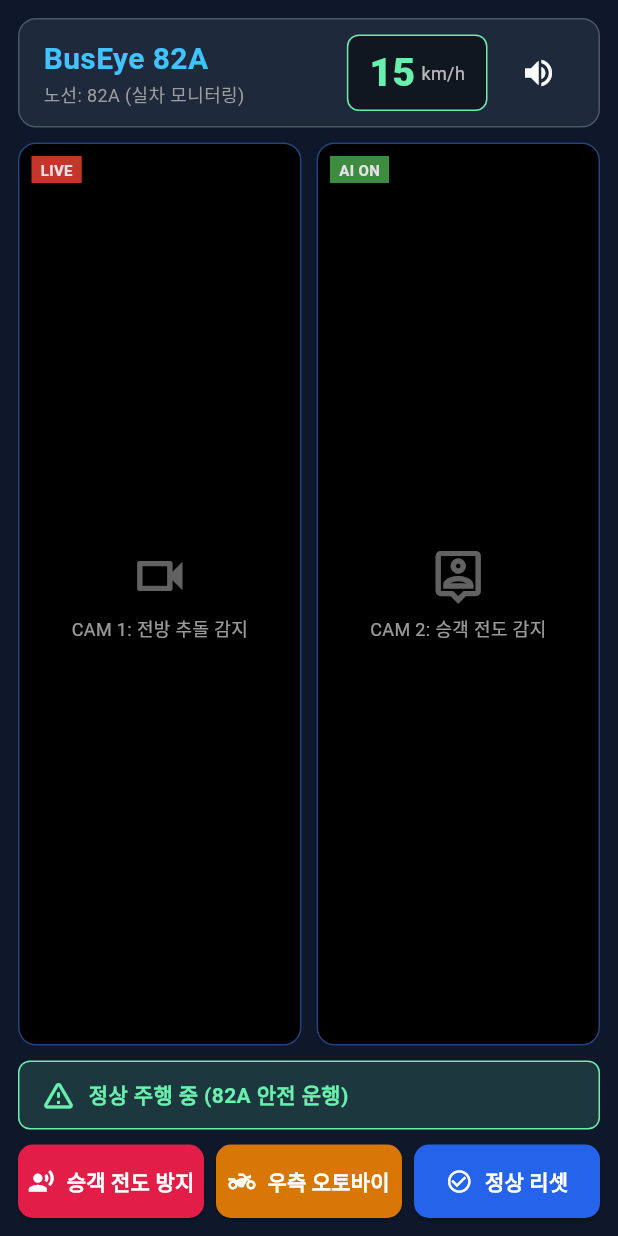
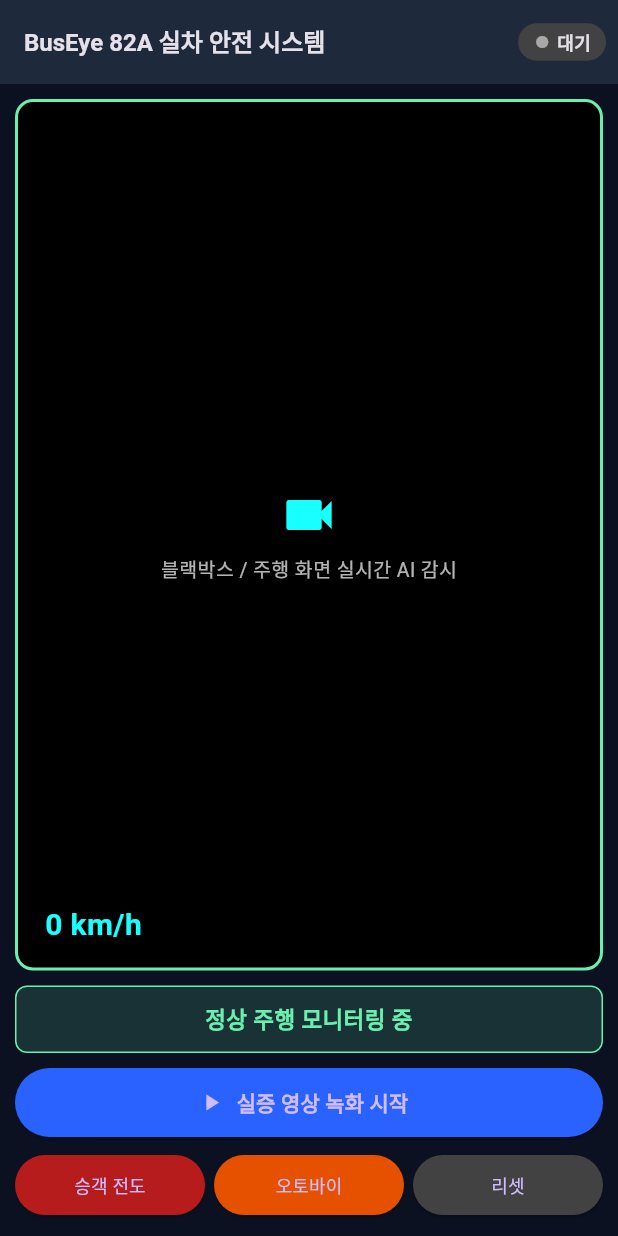
Before and after one commit to mson484-design/buseye_app, a Flutter app: the screen it shows after launch, on a phone screen of 412 x 824 dp. Run offline on Flutter 3.47's test engine with Material 3 defaults, Android fonts, the phone set to English and light mode, and no system bars; our stand-ins replace flutter_tts, geolocator.

Commit message:
Update main.dart

```diff
--- a/lib/main.dart
+++ b/lib/main.dart
@@ -1,12 +1,15 @@
 import 'dart:async';
 import 'package:flutter/material.dart';
+import 'package:geolocator/geolocator.dart';
+import 'package:flutter_tts/flutter_tts.dart';
 
 void main() {
-  runApp(const BusEye82AApp());
+  WidgetsFlutterBinding.ensureInitialized();
+  runApp(const BusEyeApp());
 }
 
-class BusEye82AApp extends StatelessWidget {
-  const BusEye82AApp({super.key});
+class BusEyeApp extends StatelessWidget {
+  const BusEyeApp({super.key});
 
   @override
   Widget build(BuildContext context) {
@@ -14,283 +17,209 @@ class BusEye82AApp extends StatelessWidget {
       title: 'BusEye 82A',
       debugShowCheckedModeBanner: false,
       theme: ThemeData.dark().copyWith(
-        scaffoldBackgroundColor: const Color(0xFF0F172A),
-        primaryColor: const Color(0xFF0284C7),
+        scaffoldBackgroundColor: const Color(0xFF0B1120),
       ),
-      home: const BusEyeMainScreen(),
+      home: const BusEyeScreen(),
     );
   }
 }
 
-class BusEyeMainScreen extends StatefulWidget {
-  const BusEyeMainScreen({super.key});
+class BusEyeScreen extends StatefulWidget {
+  const BusEyeScreen({super.key});
 
   @override
-  State<BusEyeMainScreen> createState() => _BusEyeMainScreenState();
+  State<BusEyeScreen> createState() => _BusEyeScreenState();
 }
 
-class _BusEyeMainScreenState extends State<BusEyeMainScreen> {
-  int _speed = 0;
-  bool _isMuted = false;
-  String _alertMessage = "정상 주행 중 (안전거리 확보)";
-  Color _alertColor = Colors.greenAccent;
-  Timer? _simTimer;
+class _BusEyeScreenState extends State<BusEyeScreen> {
+  final FlutterTts flutterTts = FlutterTts();
+  double _speed = 0.0;
+  bool _isRec = false;
+  String _status = "정상 주행 모니터링 중";
+  Color _statusColor = Colors.greenAccent;
+  int _recTime = 0;
+  Timer? _timer;
 
   @override
   void initState() {
     super.initState();
-    _startSpeedSimulation();
+    _initTts();
+    _initGps();
   }
 
-  void _startSpeedSimulation() {
-    _simTimer = Timer.periodic(const Duration(seconds: 2), (timer) {
-      if (!mounted) return;
+  void _initTts() async {
+    await flutterTts.setLanguage("ko-KR");
+    await flutterTts.setSpeechRate(0.5);
+  }
+
+  Future<void> _initGps() async {
+    LocationPermission permission = await Geolocator.checkPermission();
+    if (permission == LocationPermission.denied) {
+      await Geolocator.requestPermission();
+    }
+    Geolocator.getPositionStream(
+      locationSettings: const LocationSettings(accuracy: LocationAccuracy.high, distanceFilter: 1),
+    ).listen((pos) {
       setState(() {
-        _speed = (_speed + 5) % 50;
-        if (_speed >= 40) {
-          _alertMessage = "과속 경고: 구간 제한속도 준수 요망";
-          _alertColor = Colors.redAccent;
-        } else if (_speed >= 25) {
-          _alertMessage = "우측 사각지대 이륜차 주의";
-          _alertColor = Colors.amberAccent;
-        } else {
-          _alertMessage = "정상 주행 중 (82A 안전 운행)";
-          _alertColor = Colors.greenAccent;
-        }
+        _speed = (pos.speed >= 0) ? (pos.speed * 3.6) : 0.0;
       });
     });
   }
 
+  void _toggleRec() {
+    setState(() {
+      _isRec = !_isRec;
+      if (_isRec) {
+        _recTime = 0;
+        _timer = Timer.periodic(const Duration(seconds: 1), (t) {
+          setState(() => _recTime++);
+        });
+        flutterTts.speak("실차 주행 실증 녹화를 시작합니다.");
+      } else {
+        _timer?.cancel();
+        flutterTts.speak("주행 영상이 저장되었습니다.");
+      }
+    });
+  }
+
+  void _alert(String msg, Color color, String voice) {
+    setState(() {
+      _status = msg;
+      _statusColor = color;
+    });
+    if (voice.isNotEmpty) {
+      flutterTts.speak(voice);
+    }
+  }
+
   @override
   void dispose() {
-    _simTimer?.cancel();
+    _timer?.cancel();
+    flutterTts.stop();
     super.dispose();
-  }
-
-  void _triggerAnnouncement(String title, String message, Color color) {
-    setState(() {
-      _alertMessage = "[$title] $message";
-      _alertColor = color;
-    });
   }
 
   @override
   Widget build(BuildContext context) {
+    int m = _recTime ~/ 60;
+    int s = _recTime % 60;
+    String timerStr = '${m.toString().padLeft(2, '0')}:${s.toString().padLeft(2, '0')}';
+
     return Scaffold(
-      body: SafeArea(
-        child: Padding(
-          padding: const EdgeInsets.all(12.0),
-          child: Column(
-            children: [
+      appBar: AppBar(
+        backgroundColor: const Color(0xFF1E293B),
+        title: const Text("BusEye 82A 실차 안전 시스템", style: TextStyle(fontSize: 16, fontWeight: FontWeight.bold)),
+        actions: [
           Container(
-                padding: const EdgeInsets.symmetric(horizontal: 16, vertical: 10),
+            padding: const EdgeInsets.symmetric(horizontal: 10, vertical: 4),
+            margin: const EdgeInsets.symmetric(vertical: 10, horizontal: 8),
             decoration: BoxDecoration(
-                  color: const Color(0xFF1E293B),
-                  borderRadius: BorderRadius.circular(12),
-                  border: Border.all(color: Colors.blueGrey.shade700),
-                ),
-                child: Row(
-                  mainAxisAlignment: MainAxisAlignment.spaceBetween,
-                  children: [
-                    Column(
-                      crossAxisAlignment: CrossAxisAlignment.start,
-                      children: const [
-                        Text(
-                          "BusEye 82A",
-                          style: TextStyle(fontSize: 20, fontWeight: FontWeight.bold, color: Colors.lightBlueAccent),
-                        ),
-                        Text(
-                          "노선: 82A (실차 모니터링)",
-                          style: TextStyle(fontSize: 12, color: Colors.grey),
-                        ),
-                      ],
-                    ),
-                    Row(
-                      children: [
-                        Container(
-                          padding: const EdgeInsets.symmetric(horizontal: 14, vertical: 6),
-                          decoration: BoxDecoration(
-                            color: Colors.black45,
-                            borderRadius: BorderRadius.circular(8),
-                            border: Border.all(color: _alertColor),
+              color: _isRec ? Colors.red : Colors.grey[800],
+              borderRadius: BorderRadius.circular(20),
             ),
             child: Row(
               children: [
-                              Text(
-                                "$_speed",
-                                style: TextStyle(
-                                  fontSize: 26,
-                                  fontWeight: FontWeight.w900,
-                                  color: _alertColor,
-                                ),
-                              ),
+                Icon(Icons.fiber_manual_record, color: _isRec ? Colors.white : Colors.white54, size: 12),
                 const SizedBox(width: 4),
-                              const Text("km/h", style: TextStyle(fontSize: 12, color: Colors.white70)),
+                Text(_isRec ? "REC $timerStr" : "대기", style: const TextStyle(fontSize: 12, fontWeight: FontWeight.bold)),
               ],
             ),
-                        ),
-                        const SizedBox(width: 10),
-                        IconButton(
-                          icon: Icon(_isMuted ? Icons.volume_off : Icons.volume_up),
-                          color: _isMuted ? Colors.red : Colors.white,
-                          onPressed: () {
-                            setState(() {
-                              _isMuted = !_isMuted;
-                            });
-                          },
-                        ),
+          )
         ],
       ),
-                  ],
-                ),
-              ),
-              const SizedBox(height: 10),
-              Expanded(
-                child: Row(
+      body: Column(
         children: [
           Expanded(
+            flex: 5,
             child: Container(
+              margin: const EdgeInsets.all(10),
               decoration: BoxDecoration(
                 color: Colors.black,
                 borderRadius: BorderRadius.circular(12),
-                          border: Border.all(color: Colors.blueAccent.withOpacity(0.5)),
+                border: Border.all(color: _statusColor, width: 2),
               ),
               child: Stack(
                 children: [
-                            const Center(
+                  Center(
                     child: Column(
-                                mainAxisSize: MainAxisSize.min,
-                                children: [
-                                  Icon(Icons.videocam_outlined, size: 40, color: Colors.white38),
+                      mainAxisAlignment: MainAxisAlignment.center,
+                      children: const [
+                        Icon(Icons.videocam, color: Colors.cyanAccent, size: 40),
                         SizedBox(height: 6),
-                                  Text("CAM 1: 전방 추돌 감지", style: TextStyle(color: Colors.white60, fontSize: 12)),
+                        Text("블랙박스 / 주행 화면 실시간 AI 감시", style: TextStyle(color: Colors.white70, fontSize: 13)),
                       ],
                     ),
                   ),
                   Positioned(
-                              top: 8,
-                              left: 8,
+                    bottom: 10,
+                    left: 10,
                     child: Container(
-                                padding: const EdgeInsets.symmetric(horizontal: 6, vertical: 2),
-                                color: Colors.red.withOpacity(0.8),
-                                child: const Text("LIVE", style: TextStyle(fontSize: 10, fontWeight: FontWeight.bold)),
+                      padding: const EdgeInsets.symmetric(horizontal: 8, vertical: 4),
+                      color: Colors.black54,
+                      child: Text("${_speed.toStringAsFixed(0)} km/h", style: const TextStyle(color: Colors.cyanAccent, fontSize: 20, fontWeight: FontWeight.bold)),
                     ),
-                            ),
+                  )
                 ],
               ),
             ),
           ),
-                    const SizedBox(width: 10),
-                    Expanded(
-                      child: Container(
+          Container(
+            width: double.infinity,
+            margin: const EdgeInsets.symmetric(horizontal: 10),
+            padding: const EdgeInsets.all(10),
             decoration: BoxDecoration(
-                          color: Colors.black,
-                          borderRadius: BorderRadius.circular(12),
-                          border: Border.all(color: Colors.blueAccent.withOpacity(0.5)),
+              color: _statusColor.withOpacity(0.15),
+              borderRadius: BorderRadius.circular(8),
+              border: Border.all(color: _statusColor),
             ),
-                        child: Stack(
+            child: Text(_status, textAlign: TextAlign.center, style: TextStyle(color: _statusColor, fontSize: 15, fontWeight: FontWeight.bold)),
+          ),
+          Padding(
+            padding: const EdgeInsets.all(10),
+            child: Column(
               children: [
-                            const Center(
-                              child: Column(
-                                mainAxisSize: MainAxisSize.min,
-                                children: [
-                                  Icon(Icons.person_pin_outlined, size: 40, color: Colors.white38),
-                                  SizedBox(height: 6),
-                                  Text("CAM 2: 승객 전도 감지", style: TextStyle(color: Colors.white60, fontSize: 12)),
-                                ],
+                SizedBox(
+                  width: double.infinity,
+                  height: 46,
+                  child: ElevatedButton.icon(
+                    icon: Icon(_isRec ? Icons.stop : Icons.play_arrow),
+                    label: Text(_isRec ? "실증 영상 녹화 종료 (저장)" : "실증 영상 녹화 시작", style: const TextStyle(fontWeight: FontWeight.bold)),
+                    style: ElevatedButton.styleFrom(backgroundColor: _isRec ? Colors.red[800] : Colors.blueAccent[700]),
+                    onPressed: _toggleRec,
                   ),
                 ),
-                            Positioned(
-                              top: 8,
-                              left: 8,
-                              child: Container(
-                                padding: const EdgeInsets.symmetric(horizontal: 6, vertical: 2),
-                                color: Colors.green.withOpacity(0.8),
-                                child: const Text("AI ON", style: TextStyle(fontSize: 10, fontWeight: FontWeight.bold)),
+                const SizedBox(height: 8),
+                Row(
+                  children: [
+                    Expanded(
+                      child: ElevatedButton(
+                        style: ElevatedButton.styleFrom(backgroundColor: Colors.red[900]),
+                        onPressed: () => _alert("승객 미착석 출발 주의", Colors.redAccent, "승객이 아직 착석하지 않았습니다. 천천히 출발하세요."),
+                        child: const Text("승객 전도", style: TextStyle(fontSize: 12)),
+                      ),
+                    ),
+                    const SizedBox(width: 6),
+                    Expanded(
+                      child: ElevatedButton(
+                        style: ElevatedButton.styleFrom(backgroundColor: Colors.orange[900]),
+                        onPressed: () => _alert("우측 사각지대 오토바이 감지", Colors.orangeAccent, "우측 사각지대에 오토바이가 접근 중입니다."),
+                        child: const Text("오토바이", style: TextStyle(fontSize: 12)),
+                      ),
+                    ),
+                    const SizedBox(width: 6),
+                    Expanded(
+                      child: ElevatedButton(
+                        style: ElevatedButton.styleFrom(backgroundColor: Colors.grey[800]),
+                        onPressed: () => _alert("정상 주행 모니터링 중", Colors.greenAccent, ""),
+                        child: const Text("리셋", style: TextStyle(fontSize: 12)),
                       ),
                     ),
                   ],
-                        ),
-                      ),
-                    ),
+                )
               ],
             ),
-              ),
-              const SizedBox(height: 10),
-              Container(
-                width: double.infinity,
-                padding: const EdgeInsets.symmetric(vertical: 10, horizontal: 14),
-                decoration: BoxDecoration(
-                  color: _alertColor.withOpacity(0.15),
-                  borderRadius: BorderRadius.circular(8),
-                  border: Border.all(color: _alertColor),
-                ),
-                child: Row(
-                  children: [
-                    Icon(Icons.warning_amber_rounded, color: _alertColor),
-                    const SizedBox(width: 8),
-                    Expanded(
-                      child: Text(
-                        _alertMessage,
-                        style: TextStyle(color: _alertColor, fontWeight: FontWeight.bold, fontSize: 14),
-                        overflow: TextOverflow.ellipsis,
-                      ),
-                    ),
+          )
         ],
-                ),
-              ),
-              const SizedBox(height: 10),
-              Row(
-                children: [
-                  Expanded(
-                    child: ElevatedButton.icon(
-                      style: ElevatedButton.styleFrom(
-                        backgroundColor: const Color(0xFFE11D48),
-                        padding: const EdgeInsets.symmetric(vertical: 14),
-                        shape: RoundedRectangleBorder(borderRadius: BorderRadius.circular(10)),
-                      ),
-                      icon: const Icon(Icons.record_voice_over, color: Colors.white),
-                      label: const Text("승객 전도 방지", style: TextStyle(color: Colors.white, fontWeight: FontWeight.bold)),
-                      onPressed: () {
-                        _triggerAnnouncement("승객 안내", "손잡이를 꼭 잡아주시기 바랍니다.", Colors.orangeAccent);
-                      },
-                    ),
-                  ),
-                  const SizedBox(width: 8),
-                  Expanded(
-                    child: ElevatedButton.icon(
-                      style: ElevatedButton.styleFrom(
-                        backgroundColor: const Color(0xFFD97706),
-                        padding: const EdgeInsets.symmetric(vertical: 14),
-                        shape: RoundedRectangleBorder(borderRadius: BorderRadius.circular(10)),
-                      ),
-                      icon: const Icon(Icons.two_wheeler, color: Colors.white),
-                      label: const Text("우측 오토바이", style: TextStyle(color: Colors.white, fontWeight: FontWeight.bold)),
-                      onPressed: () {
-                        _triggerAnnouncement("측방 경고", "우측 사각지대에 이륜차가 접근 중입니다.", Colors.redAccent);
-                      },
-                    ),
-                  ),
-                  const SizedBox(width: 8),
-                  Expanded(
-                    child: ElevatedButton.icon(
-                      style: ElevatedButton.styleFrom(
-                        backgroundColor: const Color(0xFF2563EB),
-                        padding: const EdgeInsets.symmetric(vertical: 14),
-                        shape: RoundedRectangleBorder(borderRadius: BorderRadius.circular(10)),
-                      ),
-                      icon: const Icon(Icons.check_circle_outline, color: Colors.white),
-                      label: const Text("정상 리셋", style: TextStyle(color: Colors.white, fontWeight: FontWeight.bold)),
-                      onPressed: () {
-                        _triggerAnnouncement("안내", "정상 주행 상태로 전환되었습니다.", Colors.greenAccent);
-                      },
-                    ),
-                  ),
-                ],
-              ),
-            ],
-          ),
-        ),
       ),
     );
   }
```
Lines whose indentation alone changed are shown as unchanged.
